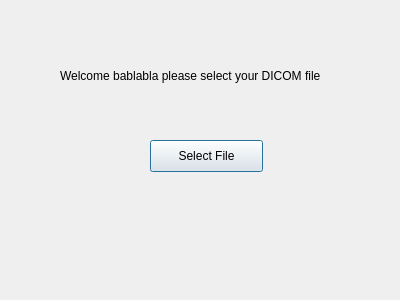
The window that dialog.ui (LauraHagege/QTDesignerProject) describes before a commit, drawn with Qt 5.
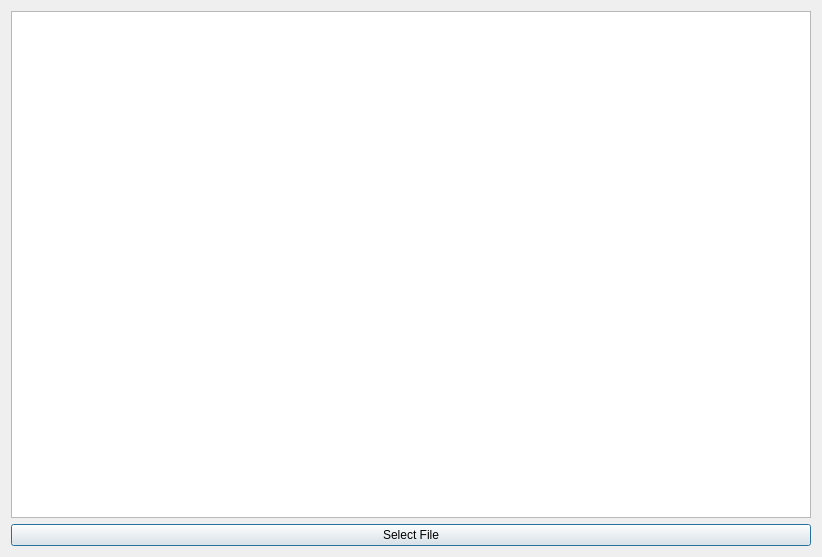
The same window after the commit.

The edit to the form file:
```diff
--- a/dialog.ui
+++ b/dialog.ui
@@ -6,52 +6,25 @@
    <rect>
     <x>0</x>
     <y>0</y>
-    <width>400</width>
-    <height>300</height>
+    <width>822</width>
+    <height>557</height>
    </rect>
   </property>
   <property name="windowTitle">
    <string>Dialog</string>
   </property>
-  <widget class="QLabel" name="label">
-   <property name="geometry">
-    <rect>
-     <x>140</x>
-     <y>130</y>
-     <width>60</width>
-     <height>16</height>
-    </rect>
-   </property>
-   <property name="text">
-    <string/>
-   </property>
-  </widget>
-  <widget class="QLabel" name="label_2">
-   <property name="geometry">
-    <rect>
-     <x>60</x>
-     <y>40</y>
-     <width>311</width>
-     <height>71</height>
-    </rect>
-   </property>
-   <property name="text">
-    <string>Welcome bablabla please select your DICOM file</string>
-   </property>
-  </widget>
-  <widget class="QPushButton" name="pushButton">
-   <property name="geometry">
-    <rect>
-     <x>150</x>
-     <y>140</y>
-     <width>113</width>
-     <height>32</height>
-    </rect>
-   </property>
-   <property name="text">
-    <string>Select File</string>
-   </property>
-  </widget>
+  <layout class="QVBoxLayout" name="verticalLayout">
+   <item>
+    <widget class="QGraphicsView" name="welcomeView"/>
+   </item>
+   <item>
+    <widget class="QPushButton" name="pushButton">
+     <property name="text">
+      <string>Select File</string>
+     </property>
+    </widget>
+   </item>
+  </layout>
  </widget>
  <resources/>
  <connections/>
```
